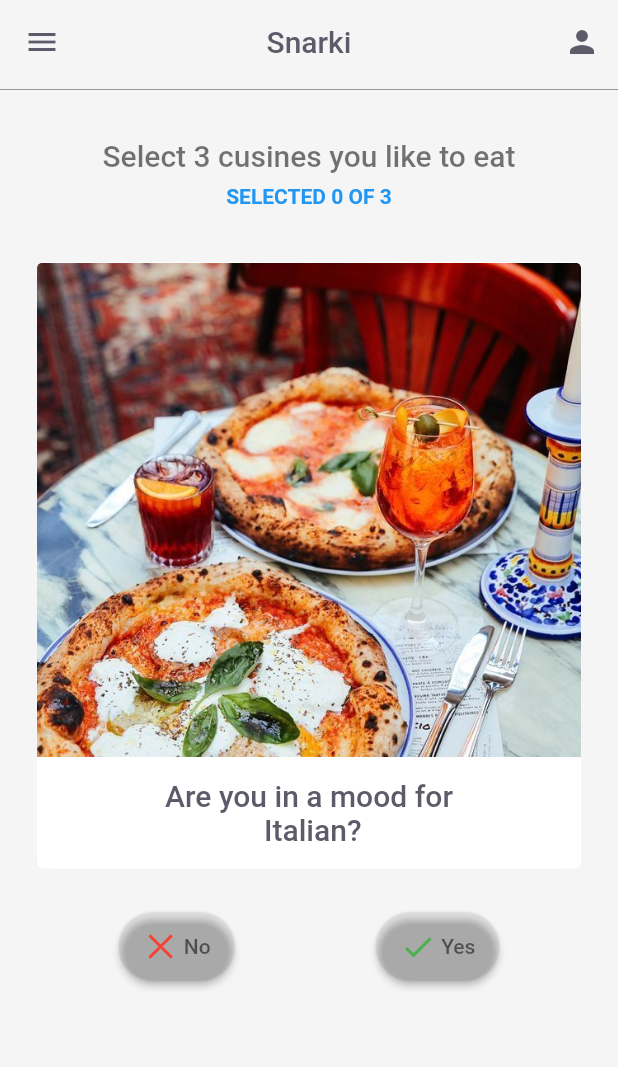
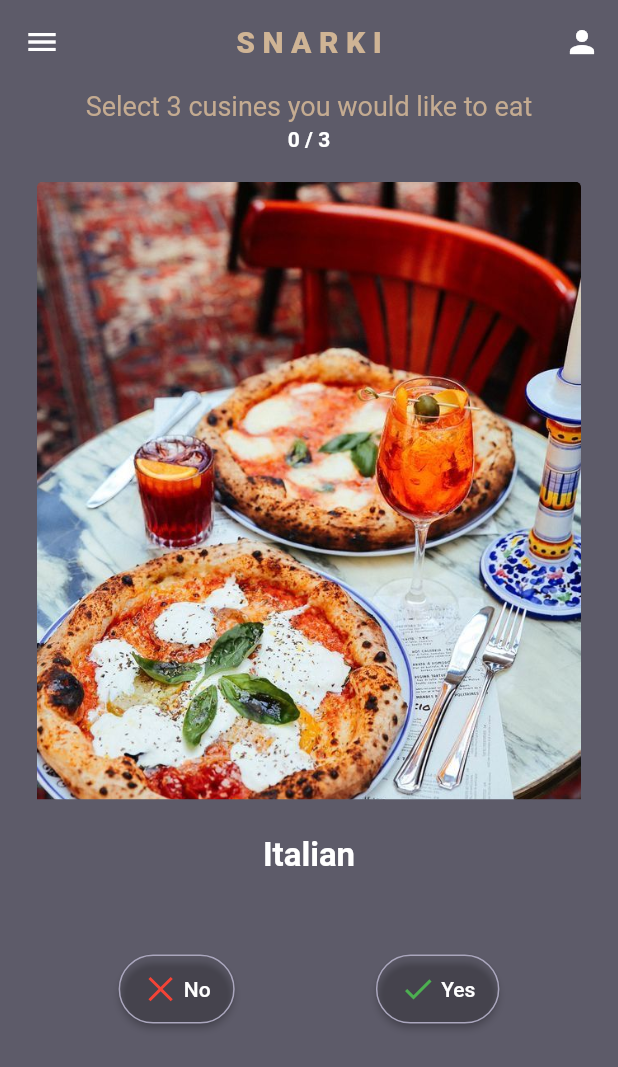
Before and after one commit to shubhamsapra97/Snarki, a Flutter app: the QuestionCardView screen opened directly, on a phone screen of 412 x 824 dp. Shown: the top 1067 px of the screen. Run offline on Flutter 3.47's test engine with Material 2 defaults, Android fonts, the phone set to English and light mode, and no system bars; drawn by our look-alikes of auto_size_text, flutter_tindercard; our stand-ins replace cloud_firestore, dio, email_validator, firebase_analytics, firebase_auth, firebase_core and 20 more; missing offline and left inert: map_picker; accounts and stored records are empty; Roboto replaces fonts that are missing (Gilroy).

Commit message:
final commit deisgn ui 1

```diff
--- a/lib/core/models/models.dart
+++ b/lib/core/models/models.dart
@@ -37,7 +37,7 @@ class QuestionModel {
 
   @override
   String toString() {
-    return "Are you in a mood for\n $cuisineTag?";
+    return cuisineTag.toString();
   }
 }
 
--- a/lib/core/shared_widgets/button.dart
+++ b/lib/core/shared_widgets/button.dart
@@ -10,6 +10,7 @@ class RaisedButtonCustom extends StatelessWidget {
   final double height;
   final Color? disabledColor;
   final Color? disabledTextColor;
+  final Color borderColor;
    final double borderRadius;
 
   const RaisedButtonCustom({
@@ -22,7 +23,9 @@ class RaisedButtonCustom extends StatelessWidget {
     this.width ,
     this.height = 46,
     this.disabledColor,
-    this.disabledTextColor, this.borderRadius = 10.0,
+    this.disabledTextColor,
+    this.borderRadius = 10.0,
+    this.borderColor = Colors.white
   }) : super(key: key);
 
   @override
@@ -41,11 +44,14 @@ class RaisedButtonCustom extends StatelessWidget {
           // Color: btnColor ?? Theme.of(context).accentColor,
           style: ElevatedButton.styleFrom(
             primary: btnColor ?? Colors.white,
-            shape: RoundedRectangleBorder(borderRadius: BorderRadius.circular(borderRadius)),
+            shape: RoundedRectangleBorder(
+                borderRadius: BorderRadius.circular(borderRadius)
+            ),
             textStyle: Theme.of(context)
                 .textTheme
                 .button
                 ?.copyWith(color: btnTextColor),
+              side: BorderSide(width: 1, color: borderColor)
           ),
         child: child ??
               Text(
--- a/lib/modules/home/view/question_card_view.dart
+++ b/lib/modules/home/view/question_card_view.dart
@@ -1,5 +1,4 @@
 import 'package:client/core/core.dart';
-import 'package:client/core/shared_widgets/app_bar.dart';
 import 'package:flutter/material.dart';
 import 'package:flutter_icons/flutter_icons.dart';
 import 'package:flutter_tindercard/flutter_tindercard.dart';
@@ -38,17 +37,22 @@ class _QuestionCardViewState extends State<QuestionCardView>
     //
 
     return new Scaffold(
+        backgroundColor: AppTheme.primaryBackgroundColor,
         resizeToAvoidBottomInset : false,
         appBar: buildAppBar(
             context: context,
             title: Text(
-            "Snarki",
-            style: TextStyle(color: AppTheme.primaryColorDark),
+              "S N A R K I",
+              style: TextStyle(
+                  color: AppTheme.primaryColorLight,
+                  fontWeight: FontWeight.w900
+              ),
             ),
             automaticallyImplyLeading: true,
             actions: [
               IconButton(
                   icon: Icon(Icons.person),
+                  color: Colors.white,
                   onPressed: () {
                     if (isLoggedIn) {
                       Navigator.pushNamed(context, '/userProfile');
@@ -60,45 +64,39 @@ class _QuestionCardViewState extends State<QuestionCardView>
             centerTitle: true,
             backgroundColor: Colors.transparent,
             elevation: 0,
-          bottom: PreferredSize(
-              child: Container(
-                color: Colors.black.withOpacity(0.5),
-                width: double.infinity,
-                height: 0.5,
+            iconThemeData: IconThemeData(color: Colors.white),
         ),
-              preferredSize: Size.fromHeight(1))),
         drawer: DrawerCustom(),
         body: SingleChildScrollView(
           child: Column(
             children: [
-            SizedBox(
-              height: 32,
-            ),
               Padding(
                 padding: const EdgeInsets.symmetric(horizontal: 32.0),
                 child: AutoSizeText(
-                  'Select 3 cusines you like to eat',
+                    'Select 3 cusines you would like to eat',
                     style: Theme.of(context).textTheme.headline6?.copyWith(
-                    color: Colors.black54,
+                      fontSize: 18,
+                      fontWeight: FontWeight.w400,
+                      color: AppTheme.primaryColorLight.withOpacity(0.9),
                     ),
                     maxLines: 1,
                   )
               ),
               SizedBox(
-              height: 8,
+                height: 4,
               ),
-            Text("Selected ${_selectedCuisineTags.length} of 3".toUpperCase(),
+              Text("${_selectedCuisineTags.length} / 3".toUpperCase(),
                   textAlign: TextAlign.center,
                   style: Theme.of(context)
                       .textTheme
                       .bodyText1
-                    ?.copyWith(color: Colors.blue, fontWeight: FontWeight.bold)),
+                      ?.copyWith(color: Colors.white, fontWeight: FontWeight.bold)),
 
               SizedBox(
-              height: 32,
+                height: 16,
               ),
               Container(
-              height: MediaQuery.of(context).size.height * 0.5,
+                height: MediaQuery.of(context).size.height * 0.6,
                 child: new TinderSwapCard(
                   swipeUp: false,
                   swipeDown: false,
@@ -112,6 +110,7 @@ class _QuestionCardViewState extends State<QuestionCardView>
                   minHeight: MediaQuery.of(context).size.height * 0.9,
                   cardBuilder: (context, index) => Card(
                     elevation: 0,
+                    color: AppTheme.primaryBackgroundColor,
                     child: Column(
                       mainAxisAlignment: MainAxisAlignment.start,
                       children: [
@@ -121,21 +120,29 @@ class _QuestionCardViewState extends State<QuestionCardView>
                               topRight: Radius.circular(4),
                             ),
                             child: SizedBox(
-                              height: MediaQuery.of(context).size.height * 0.4,
+                                height: MediaQuery.of(context).size.height * 0.5,
                                 width: double.infinity,
                                 child: Image.asset(
                                   '${questions[index].imagePath}',
                                   fit: BoxFit.cover,
                                 ))),
+
                         new Expanded(
+                          child: Container(
+                            color: AppTheme.primaryBackgroundColor,
                             child: Center(
                               child: Text(
                                 questions[index]
                                     .toString()
                                     .replaceAll("&amp;", "and"),
                                 textAlign: TextAlign.center,
-                          style: Theme.of(context).textTheme.headline6,
+                                style: TextStyle(
+                                    color: Colors.white,
+                                  fontSize: 22,
+                                  fontWeight: FontWeight.w600
+                                ),
                               )),
+                          ),
                         ),
                       ],
                     ),
@@ -197,6 +204,7 @@ class _QuestionCardViewState extends State<QuestionCardView>
                   mainAxisAlignment: MainAxisAlignment.spaceAround,
                   children: [
                     RaisedButtonCustom(
+                      borderColor: Color(0xffaaa6bd),
                       child: Row(
                         children: [
                           Icon(
@@ -205,17 +213,18 @@ class _QuestionCardViewState extends State<QuestionCardView>
                           ),
                           Text(
                             " No",
-                          style: TextStyle(color: Colors.black54),
+                            style: TextStyle(color: Colors.white),
                           )
                         ],
                       ),
                       borderRadius: 100,
-                    btnColor: Colors.black.withOpacity(0.05),
+                      btnColor: AppTheme.primaryBackgroundColor.withOpacity(0.05),
                       onPressed: () {
                         controller.triggerLeft();
                       },
                     ),
                     RaisedButtonCustom(
+                      borderColor: Color(0xffaaa6bd),
                       child: Row(
                         children: [
                           Icon(
@@ -224,12 +233,12 @@ class _QuestionCardViewState extends State<QuestionCardView>
                           ),
                           Text(
                             " Yes",
-                          style: TextStyle(color: Colors.black54),
+                            style: TextStyle(color: Colors.white),
                           )
                         ],
                       ),
                       borderRadius: 100,
-                    btnColor: Colors.black.withOpacity(0.05),
+                      btnColor: AppTheme.primaryBackgroundColor.withOpacity(0.05),
                       onPressed: () {
                         controller.triggerRight();
                       },
--- a/lib/modules/locationPicker/location_picker_view.dart
+++ b/lib/modules/locationPicker/location_picker_view.dart
@@ -1,7 +1,6 @@
 import 'dart:convert';
 import 'dart:async';
 import 'package:flutter/material.dart';
-import 'package:client/core/models/models.dart';
 import 'package:google_maps_flutter/google_maps_flutter.dart';
 import 'package:map_picker/map_picker.dart';
 import 'package:flutter_svg/flutter_svg.dart';
@@ -10,6 +9,7 @@ import 'package:client/core/shared_service/location.dart';
 import 'package:client/modules/common/app_bar.dart';
 import 'package:client/injection.dart';
 import 'package:client/core/shared_service/firebase_dynamic_links.dart';
+import 'package:client/core/core.dart';
 
 class LocationPickerView extends StatefulWidget {
   final Map<String, dynamic> arguments;
@@ -45,7 +45,6 @@ class _LocationPickerView extends State<LocationPickerView> {
             );
 
             return Scaffold(
-              backgroundColor: Color(0xfff5f5f5),
               body: Stack(
                 alignment: Alignment.topCenter,
                 children: [
```
Also changed, not shown: lib/modules/Feedback/feedback_form.dart (+19 -9 lines), lib/modules/common/app_bar.dart (+9 -3 lines), lib/modules/home/view/nothingSelectedView.dart (+17 -8 lines), lib/modules/mod-auth/views/forgot_password.dart (+26 -12 lines), lib/modules/profile/change_password_view.dart (+13 -7 lines), lib/modules/profile/user_profile_view.dart (+7 -3 lines), lib/modules/restaurant/restaurant_list.dart (+35 -27 lines), lib/modules/restaurant_direction/restaurant_directions.dart (+9 -4 lines), lib/modules/settings/settings_view.dart (+8 -12 lines). Lines whose indentation alone changed are shown as unchanged.
